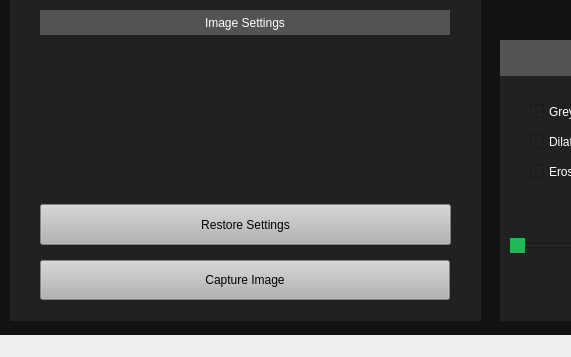
The window that src/QT/gui.ui (adamvallance/cellUview) describes before a commit, drawn with Qt 5; both pictures show x 0 to 571 and y 579 to 936 of the 1162 by 936 pixel window.
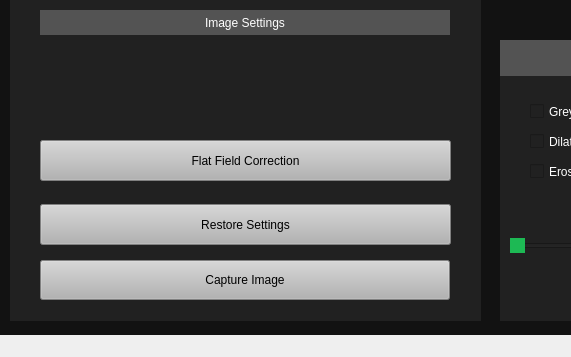
The same window after the commit.

Patch:
```diff
--- a/src/QT/gui.ui
+++ b/src/QT/gui.ui
@@ -172,6 +172,22 @@
        <set>Qt::AlignCenter</set>
       </property>
      </widget>
+     <widget class="QPushButton" name="FlatFieldButton">
+      <property name="geometry">
+       <rect>
+        <x>30</x>
+        <y>600</y>
+        <width>411</width>
+        <height>41</height>
+       </rect>
+      </property>
+      <property name="styleSheet">
+       <string notr="true">background-color: rgb(179, 179, 179);</string>
+      </property>
+      <property name="text">
+       <string>Flat Field Correction</string>
+      </property>
+     </widget>
     </widget>
     <widget class="QWidget" name="widget_6" native="true">
      <property name="geometry">
```
Left out of the diff: 2 changed lines with no effect on the pictures.
